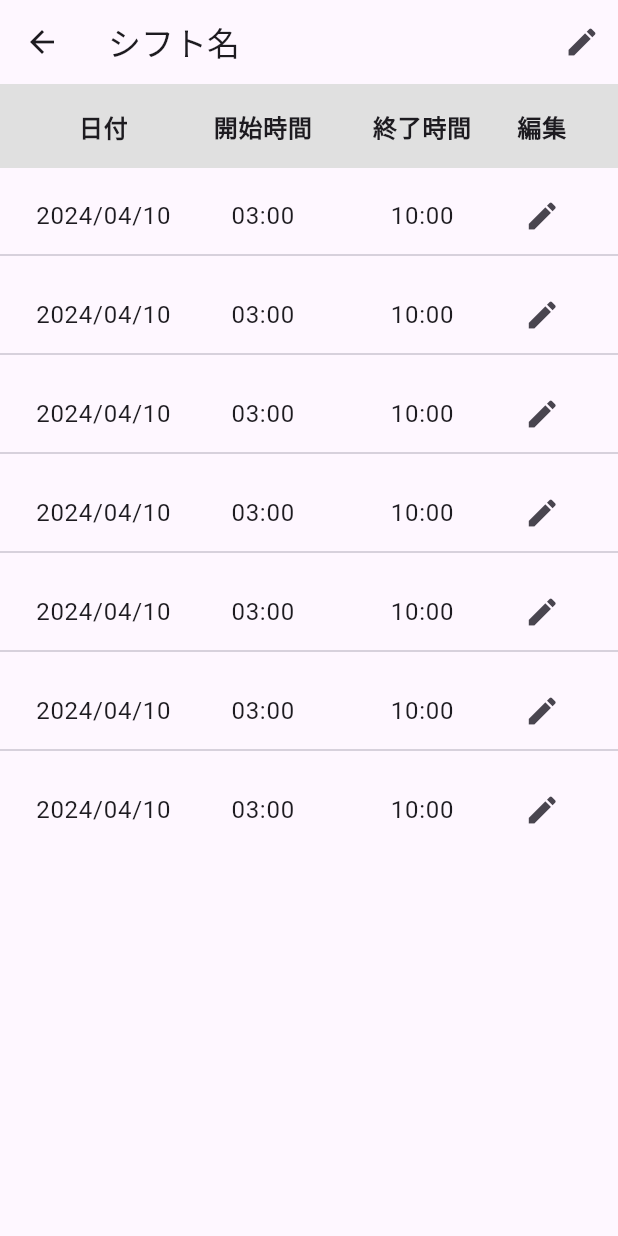
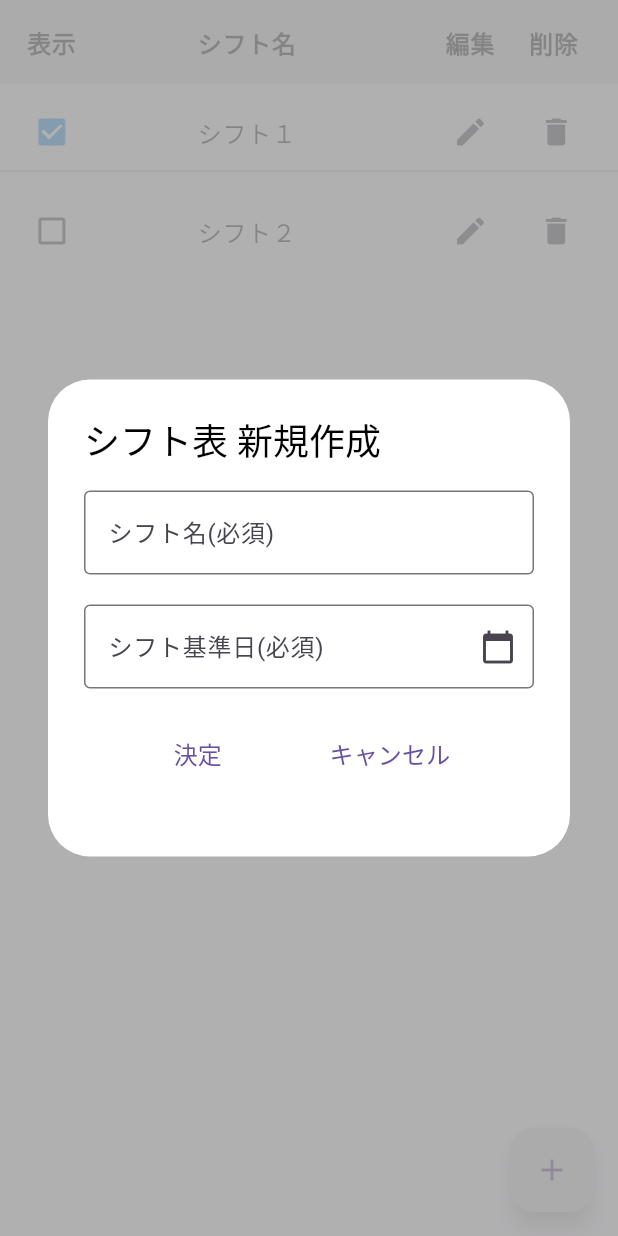
Before and after one commit to zeki-soft/shift_calendar, a Flutter app: the ShiftEdit screen opened directly, after a tap on the "add" icon, on a phone screen of 412 x 824 dp. Run offline on Flutter 3.47's test engine with Material 3 defaults, Android fonts, the phone set to English and light mode, and no system bars; our stand-ins replace file_picker, table_calendar; missing offline and left inert: sqlite3.

Commit message:
開発中

```diff
--- /dev/null
+++ b/lib/dialog/shift_title_dialog.dart
@@ -0,0 +1,141 @@
+import 'package:flutter/material.dart';
+import 'package:intl/intl.dart';
+import 'package:shift_calendar/model/shift_table_model.dart';
+import 'package:shift_calendar/pages/shift_edit_detail.dart';
+
+// シフト必須項目編集ダイアログ
+class ShiftTitleDialog extends StatefulWidget {
+  ShiftTableModel shiftData;
+  bool updateFlag;
+  ShiftTitleDialog({required this.shiftData, required this.updateFlag});
+
+  @override
+  _ShiftTitleDialogState createState() =>
+      _ShiftTitleDialogState(shiftData: shiftData, updateFlag: updateFlag);
+}
+
+class _ShiftTitleDialogState extends State<ShiftTitleDialog> {
+  ShiftTableModel shiftData;
+  bool updateFlag; // 更新フラグ
+  TextEditingController _shiftNameController =
+      TextEditingController(); // シフト名コントローラー
+  TextEditingController _dateController =
+      TextEditingController(); // シフト基準日コントローラー
+
+  _ShiftTitleDialogState({required this.shiftData, required this.updateFlag});
+
+  @override
+  Widget build(BuildContext context) {
+    String title;
+    if (updateFlag) {
+      title = 'シフト表 編集';
+    } else {
+      title = 'シフト表 新規作成';
+    }
+    return AlertDialog(
+      insetPadding: const EdgeInsets.all(0), // マージン
+      backgroundColor: Colors.white,
+      title: Text(
+        title,
+        style: const TextStyle(color: Colors.black),
+      ),
+      content: Container(
+          width: 300,
+          height: 220,
+          child: Column(mainAxisAlignment: MainAxisAlignment.start, children: [
+            // シフト名
+            TextField(
+              controller: _shiftNameController,
+              decoration: const InputDecoration(
+                labelText: 'シフト名(必須)',
+                hintText: '',
+                border: OutlineInputBorder(),
+              ),
+              onChanged: (text) {
+                // 編集完了後
+                print("Current text: $text");
+              },
+            ),
+            const SizedBox(height: 20),
+            // シフト基準日
+            CalenderTextField(_dateController),
+            const SizedBox(height: 20),
+            Row(mainAxisAlignment: MainAxisAlignment.spaceEvenly, children: [
+              // 決定ボタン
+              TextButton(
+                onPressed: () {
+                  // DB登録処理
+
+                  // シフト編集詳細へ遷移 TODO
+                  Navigator.push(
+                    context,
+                    MaterialPageRoute(
+                        builder: (context) =>
+                            ShiftEditDetail(shiftData: shiftData)),
+                  );
+                  // ダイアログを閉じる
+                  Navigator.pop(context);
+                },
+                child: const Text("決定",
+                    style: TextStyle(
+                      fontSize: 16,
+                    )),
+              ),
+              // キャンセルボタン
+              TextButton(
+                onPressed: () {
+                  // ダイアログを閉じる
+                  Navigator.pop(context);
+                },
+                child: const Text("キャンセル",
+                    style: TextStyle(
+                      fontSize: 16,
+                    )),
+              )
+            ]),
+          ])),
+    );
+  }
+
+  TextField CalenderTextField(TextEditingController _date) {
+    return TextField(
+      controller: _date,
+      textInputAction: TextInputAction.next,
+      enabled: true,
+      keyboardType: TextInputType.number,
+      decoration: InputDecoration(
+        border: OutlineInputBorder(),
+        labelText: 'シフト基準日(必須)',
+        hintText: 'yyyy/MM/dd',
+        // inputの端にカレンダーアイコンをつける
+        suffixIcon: IconButton(
+          icon: Icon(Icons.calendar_today),
+          onPressed: () async {
+            // textFieldがの値からデフォルトの日付を取得する
+            DateTime initDate = DateTime.now();
+            try {
+              initDate = DateFormat('yyyy/MM/dd').parse(_date.text);
+            } catch (_) {}
+            // DatePickerを表示する
+            DateTime? picked = await showDatePicker(
+              context: context,
+              initialDate: initDate,
+              firstDate: DateTime(2016),
+              lastDate: DateTime.now().add(
+                Duration(days: 360),
+              ),
+            );
+            // DatePickerで取得した日付を文字列に変換
+            String? formatedDate;
+            try {
+              formatedDate = DateFormat('yyyy/MM/dd').format(picked!);
+            } catch (_) {}
+            if (formatedDate != null) {
+              _date.text = formatedDate;
+            }
+          },
+        ),
+      ),
+    );
+  }
+}
--- a/lib/pages/shift_edit.dart
+++ b/lib/pages/shift_edit.dart
@@ -1,5 +1,9 @@
 import 'package:flutter/material.dart';
+import 'package:intl/intl.dart';
+import 'package:shift_calendar/dialog/shift_title_dialog.dart';
+import 'package:shift_calendar/model/shift_table_model.dart';
 import 'package:shift_calendar/pages/shift_edit_detail.dart';
+import 'package:shift_calendar/sql/shift_table_sql.dart';
 
 // シフト編集
 class ShiftEdit extends StatefulWidget {
@@ -8,35 +12,19 @@ class ShiftEdit extends StatefulWidget {
 }
 
 class _ShiftEditState extends State<ShiftEdit> {
-  final List<Map<String, dynamic>> listItems = [
-    {
-      'text': 'Item 1',
-      'color': Colors.red,
-    },
-    {
-      'text': 'Item 2',
-      'color': Colors.blue[300],
-    },
-    {
-      'text': 'Item 3',
-      'color': Colors.blue[100],
-    },
-    {
-      'text': 'Item 4',
-      'color': Colors.blue[100],
-    },
-    {
-      'text': 'Item 5',
-      'color': Colors.blue[100],
-    },
-    {
-      'text': 'Item 6',
-      'color': Colors.blue[100],
-    },
-    {
-      'text': 'Item 7',
-      'color': Colors.blue[100],
-    },
+  final List<ShiftTableModel> listItems = [
+    ShiftTableModel(
+        id: 1,
+        shiftName: 'シフト１',
+        showFlag: true,
+        baseDate: '2024/10/01',
+        orderNum: 1),
+    ShiftTableModel(
+        id: 2,
+        shiftName: 'シフト２',
+        showFlag: false,
+        baseDate: '2024/12/19',
+        orderNum: 2)
   ];
   @override
   void initState() {
@@ -60,24 +48,33 @@ class _ShiftEditState extends State<ShiftEdit> {
               child: ListView.separated(
             itemCount: listItems.length,
             itemBuilder: (BuildContext context, int index) {
-              return _listData(listItems[index]);
+              return _listData(listItems[index], index);
             },
             // 区切り
             separatorBuilder: (BuildContext context, int index) =>
                 const Divider(),
           )),
-          // 区切り
-          // const Divider(),
         ],
       ),
       // 追加ボタン
       floatingActionButton: FloatingActionButton(
         onPressed: () {
-          // シフト編集詳細へ遷移
-          Navigator.push(
-            context,
-            MaterialPageRoute(builder: (context) => ShiftEditDetail()),
-          );
+          // 新規作成データを生成
+          ShiftTableModel shiftData = ShiftTableModel(
+              id: ShiftTableSql.generateId(), // 新規ID取得
+              shiftName: '新規シフト',
+              showFlag: true,
+              baseDate: DateFormat('yyyy/MM/dd').format(DateTime.now()),
+              orderNum: ShiftTableSql.generateOrderNum());
+          // シフト編集詳細へ遷移(新規作成)のダイアログ表示
+          showDialog<void>(
+              barrierColor: Colors.grey.withOpacity(0.8),
+              context: context,
+              barrierDismissible: false,
+              builder: (_) {
+                return ShiftTitleDialog(
+                    shiftData: shiftData, updateFlag: false);
+              });
         },
         backgroundColor: Colors.grey[300],
         child: const Icon(Icons.add),
@@ -115,10 +112,21 @@ class _ShiftEditState extends State<ShiftEdit> {
   }
 
   // シフトデータ
-  Widget _listData(items) {
+  Widget _listData(ShiftTableModel shiftData, int index) {
     return SizedBox(
         height: 50,
         child: Container(
+            child: Dismissible(
+                key: Key(index.toString()),
+                onDismissed: (DismissDirection direction) {
+                  // リスト削除処理
+                  // setState(() {
+                  //   items.removeAt(index);
+                  // });
+                },
+                background: Container(
+                  color: Colors.cyan[300],
+                ),
                 child: ListTile(
                     title: Row(children: [
                   // 表示
@@ -126,7 +134,7 @@ class _ShiftEditState extends State<ShiftEdit> {
                     flex: 1,
                     child: Checkbox(
                       activeColor: Colors.blue,
-              value: true, // チェックフラグ
+                      value: shiftData.showFlag, // チェックフラグ
                       onChanged: (flag) {
                         // ボタンが押された際の動作を記述する
                         if (flag!) {
@@ -139,7 +147,7 @@ class _ShiftEditState extends State<ShiftEdit> {
                   Expanded(
                       flex: 6,
                       child: Text(
-                "${items['text']}",
+                        shiftData.shiftName,
                         textAlign: TextAlign.center,
                       )),
                   // 編集ボタン
@@ -148,7 +156,13 @@ class _ShiftEditState extends State<ShiftEdit> {
                       child: IconButton(
                         icon: const Icon(Icons.edit),
                         onPressed: () {
-                  // ボタンが押された際の動作を記述する
+                          // シフト編集詳細へ遷移
+                          Navigator.push(
+                            context,
+                            MaterialPageRoute(
+                                builder: (context) =>
+                                    ShiftEditDetail(shiftData: shiftData)),
+                          );
                         },
                       )),
                   // 削除ボタン
@@ -160,6 +174,6 @@ class _ShiftEditState extends State<ShiftEdit> {
                           // ボタンが押された際の動作を記述する
                         },
                       )),
-        ]))));
+                ])))));
   }
 }
--- a/lib/pages/shift_edit_detail.dart
+++ b/lib/pages/shift_edit_detail.dart
@@ -1,41 +1,35 @@
 import 'package:flutter/material.dart';
+import 'package:shift_calendar/dialog/shift_title_dialog.dart';
+import 'package:shift_calendar/dialog/time_edit_dialog.dart';
+import 'package:shift_calendar/model/shift_record_model.dart';
+import 'package:shift_calendar/model/shift_table_model.dart';
 
 // シフト編集詳細
 class ShiftEditDetail extends StatefulWidget {
+  ShiftTableModel shiftData;
+  ShiftEditDetail({required this.shiftData});
+
   @override
-  _ShiftEditDetailState createState() => _ShiftEditDetailState();
+  _ShiftEditDetailState createState() =>
+      _ShiftEditDetailState(shiftData: shiftData);
 }
 
 class _ShiftEditDetailState extends State<ShiftEditDetail> {
-  final List<Map<String, dynamic>> listItems = [
-    {
-      'text': 'Item 1',
-      'color': Colors.red,
-    },
-    {
-      'text': 'Item 2',
-      'color': Colors.blue[300],
-    },
-    {
-      'text': 'Item 3',
-      'color': Colors.blue[100],
-    },
-    {
-      'text': 'Item 4',
-      'color': Colors.blue[100],
-    },
-    {
-      'text': 'Item 5',
-      'color': Colors.blue[100],
-    },
-    {
-      'text': 'Item 6',
-      'color': Colors.blue[100],
-    },
-    {
-      'text': 'Item 7',
-      'color': Colors.blue[100],
-    },
+  ShiftTableModel shiftData;
+  _ShiftEditDetailState({required this.shiftData});
+  List<ShiftRecordModel> listItems = [
+    ShiftRecordModel(
+        shiftTableId: 1,
+        orderNum: 1,
+        startTime: '10:00',
+        endTime: '19:00',
+        remarks: '備考１'),
+    ShiftRecordModel(
+        shiftTableId: 1,
+        orderNum: 2,
+        startTime: '10:30',
+        endTime: '19:30',
+        remarks: '備考２'),
   ];
   @override
   void initState() {
@@ -65,9 +59,19 @@ class _ShiftEditDetailState extends State<ShiftEditDetail> {
         actions: <Widget>[
           // シフト名編集ボタン
           IconButton(
-            onPressed: () {},
+            onPressed: () {
+              // シフト名、シフト基準日を編集するダイアログ表示
+              showDialog<void>(
+                  barrierColor: Colors.grey.withOpacity(0.8),
+                  context: context,
+                  barrierDismissible: false,
+                  builder: (_) {
+                    return ShiftTitleDialog(
+                        shiftData: shiftData, updateFlag: true);
+                  });
+            },
             icon: const Icon(Icons.edit),
-          ),
+          )
         ],
       ),
       body: Column(
@@ -79,7 +83,7 @@ class _ShiftEditDetailState extends State<ShiftEditDetail> {
               child: ListView.separated(
             itemCount: listItems.length,
             itemBuilder: (BuildContext context, int index) {
-              return _listData(listItems[index]);
+              return _listData(listItems[index], index);
             },
             // 区切り
             separatorBuilder: (BuildContext context, int index) =>
@@ -97,18 +101,23 @@ class _ShiftEditDetailState extends State<ShiftEditDetail> {
         child: const ListTile(
             title: Row(children: [
           Expanded(
-              flex: 2,
+              flex: 1,
               child: Text('日付',
                   textAlign: TextAlign.center,
                   style: TextStyle(fontWeight: FontWeight.bold))),
           Expanded(
-              flex: 2,
-              child: Text('開始時間',
+              flex: 1,
+              child: Text('開始\n時間',
+                  textAlign: TextAlign.center,
+                  style: TextStyle(fontWeight: FontWeight.bold))),
+          Expanded(
+              flex: 1,
+              child: Text('終了\n時間',
                   textAlign: TextAlign.center,
                   style: TextStyle(fontWeight: FontWeight.bold))),
           Expanded(
               flex: 2,
-              child: Text('終了時間',
+              child: Text('備考',
                   textAlign: TextAlign.center,
                   style: TextStyle(fontWeight: FontWeight.bold))),
           Expanded(
@@ -120,36 +129,63 @@ class _ShiftEditDetailState extends State<ShiftEditDetail> {
   }
 
   // シフトデータ
-  Widget _listData(items) {
+  Widget _listData(ShiftRecordModel item, int index) {
     return SizedBox(
         height: 50,
         child: Container(
+            child: Dismissible(
+                key: Key(index.toString()), // キー指定
+                onDismissed: (DismissDirection direction) {
+                  // リスト削除処理
+                  // setState(() {
+                  //   items.removeAt(index);
+                  // });
+                },
+                background: Container(
+                  color: Colors.cyan[300],
+                ),
                 child: ListTile(
                     title: Row(children: [
                   Expanded(
-              flex: 2,
+                      flex: 1,
                       child: Text(
-                '2024/04/10',
+                        shiftData.baseDate, // TODO 基準日から計算
+                        textAlign: TextAlign.center,
+                      )),
+                  Expanded(
+                      flex: 1,
+                      child: Text(
+                        item.startTime,
+                        textAlign: TextAlign.center,
+                      )),
+                  Expanded(
+                      flex: 1,
+                      child: Text(
+                        item.endTime,
                         textAlign: TextAlign.center,
                       )),
                   Expanded(
                       flex: 2,
                       child: Text(
-                '03:00',
-                textAlign: TextAlign.center,
-              )),
-          Expanded(
-              flex: 2,
-              child: Text(
-                '10:00',
+                        item.remarks,
                         textAlign: TextAlign.center,
                       )),
                   Expanded(
                       flex: 1,
                       child: IconButton(
-                onPressed: () {},
+                        onPressed: () {
+                          // シフト時間、備考を編集
+                          showDialog<void>(
+                              barrierColor: Colors.grey.withOpacity(0.8),
+                              context: context,
+                              barrierDismissible: false,
+                              builder: (_) {
+                                // 時間、備考編集ダイアログ表示
+                                return TimeEditDialog(recordData: item);
+                              });
+                        },
                         icon: const Icon(Icons.edit),
                       )),
-        ]))));
+                ])))));
   }
 }
--- a/lib/sql/shift_table_sql.dart
+++ b/lib/sql/shift_table_sql.dart
@@ -6,16 +6,31 @@ class ShiftTableSql extends CommonSql {
   // ID生成
   static int generateId() {
     final ResultSet resultSet = CommonSql.db.select('''
-        SELECT IFNULL(MAX(id), 0) AS id FROM shift_table
+        SELECT
+          IFNULL(MAX(id), 0) AS id
+        FROM shift_table
         ''');
-
     int id = 0;
     if (resultSet.isNotEmpty) {
       Row row = resultSet.first;
-      id = row['id']; // テーブル上の最大ID
-      id++; // インクリメント
+      id = row['id'] + 1;
     }
     return id;
+  }
+
+  // 順番生成
+  static int generateOrderNum() {
+    final ResultSet resultSet = CommonSql.db.select('''
+        SELECT
+          IFNULL(MAX(order_num), 0) AS order_num
+        FROM shift_table
+        ''');
+    int orderNum = 0;
+    if (resultSet.isNotEmpty) {
+      Row row = resultSet.first;
+      orderNum = row['order_num'] + 1;
+    }
+    return orderNum;
   }
 
   // 新規作成
```
Also changed, not shown: lib/dialog/message_dialog.dart (deleted, +0 -44 lines), lib/dialog/search_dialog.dart (deleted, +0 -144 lines), lib/dialog/time_edit_dialog.dart (added, +103 -0 lines), lib/model/shift_record_model.dart (+4 -4 lines), lib/pages/shift_file.dart (+9 -2 lines), lib/sql/shift_record_sql.dart (+8 -8 lines). Lines whose indentation alone changed are shown as unchanged.
